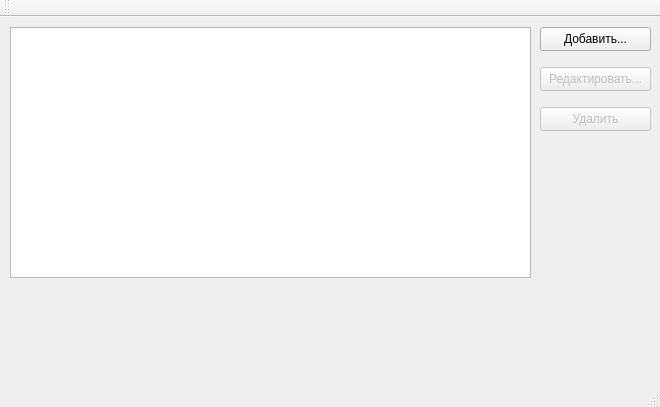
group93492/equipment-reminder, file mainwindow.ui: the form before one commit.
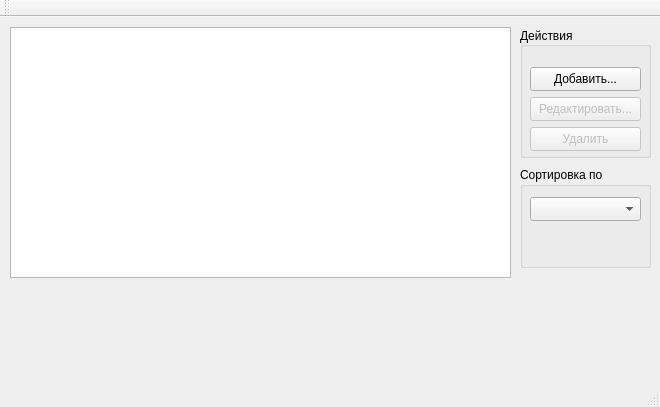
The form after the commit.

Commit message: Added sorting of events

The edit to the form file:
```diff
--- a/mainwindow.ui
+++ b/mainwindow.ui
@@ -22,16 +22,31 @@
      <rect>
       <x>10</x>
       <y>10</y>
-      <width>521</width>
+      <width>501</width>
       <height>251</height>
      </rect>
     </property>
    </widget>
-   <widget class="QPushButton" name="addeventButton">
+   <widget class="QGroupBox" name="groupBox">
     <property name="geometry">
      <rect>
-      <x>540</x>
+      <x>520</x>
       <y>10</y>
+      <width>131</width>
+      <height>131</height>
+     </rect>
+    </property>
+    <property name="title">
+     <string>Действия</string>
+    </property>
+    <property name="alignment">
+     <set>Qt::AlignLeading|Qt::AlignLeft|Qt::AlignVCenter</set>
+    </property>
+    <widget class="QPushButton" name="addeventButton">
+     <property name="geometry">
+      <rect>
+       <x>10</x>
+       <y>40</y>
       <width>111</width>
       <height>24</height>
      </rect>
@@ -40,30 +55,14 @@
      <string>Добавить...</string>
     </property>
    </widget>
-   <widget class="QPushButton" name="deleteeventButton">
-    <property name="enabled">
-     <bool>false</bool>
-    </property>
-    <property name="geometry">
-     <rect>
-      <x>540</x>
-      <y>90</y>
-      <width>111</width>
-      <height>24</height>
-     </rect>
-    </property>
-    <property name="text">
-     <string>Удалить</string>
-    </property>
-   </widget>
    <widget class="QPushButton" name="editeventButton">
     <property name="enabled">
      <bool>false</bool>
     </property>
     <property name="geometry">
      <rect>
-      <x>540</x>
-      <y>50</y>
+       <x>10</x>
+       <y>70</y>
       <width>111</width>
       <height>24</height>
      </rect>
@@ -71,6 +70,46 @@
     <property name="text">
      <string>Редактировать...</string>
     </property>
+    </widget>
+    <widget class="QPushButton" name="deleteeventButton">
+     <property name="enabled">
+      <bool>false</bool>
+     </property>
+     <property name="geometry">
+      <rect>
+       <x>10</x>
+       <y>100</y>
+       <width>111</width>
+       <height>24</height>
+      </rect>
+     </property>
+     <property name="text">
+      <string>Удалить</string>
+     </property>
+    </widget>
+   </widget>
+   <widget class="QGroupBox" name="groupBox_2">
+    <property name="geometry">
+     <rect>
+      <x>520</x>
+      <y>150</y>
+      <width>131</width>
+      <height>101</height>
+     </rect>
+    </property>
+    <property name="title">
+     <string>Сортировка по</string>
+    </property>
+    <widget class="QComboBox" name="comboBox">
+     <property name="geometry">
+      <rect>
+       <x>10</x>
+       <y>30</y>
+       <width>111</width>
+       <height>24</height>
+      </rect>
+     </property>
+    </widget>
    </widget>
   </widget>
   <widget class="QMenuBar" name="menuBar">
```
Lines whose indentation alone changed are shown as unchanged. The commit also changes 2 other files.
